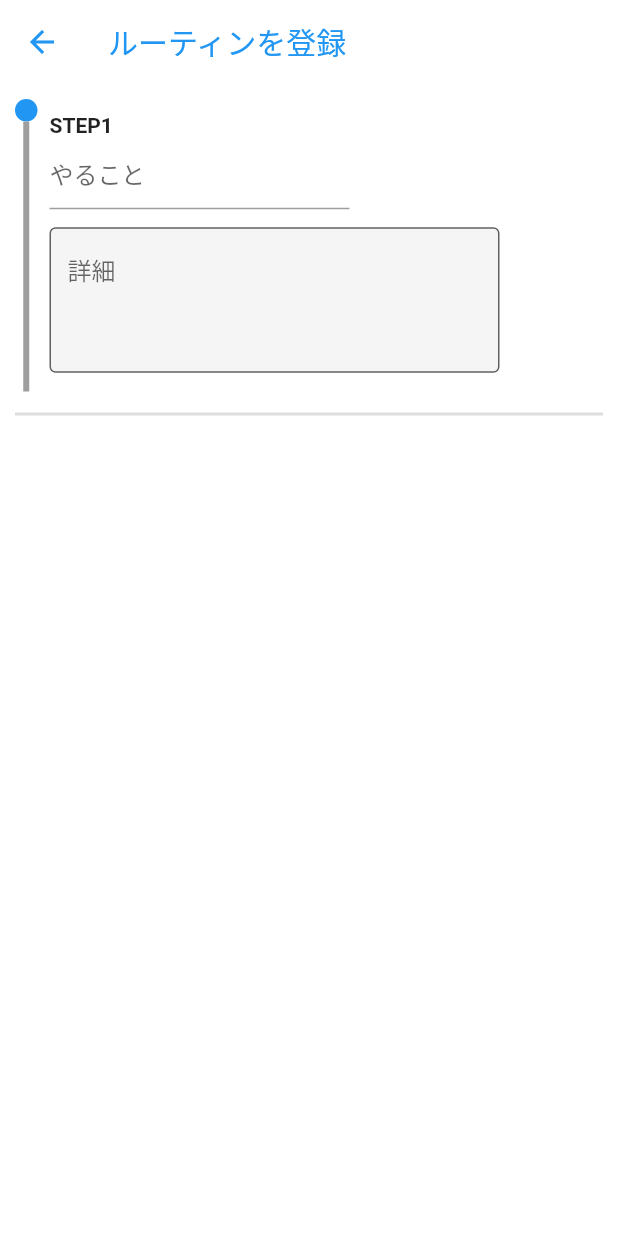
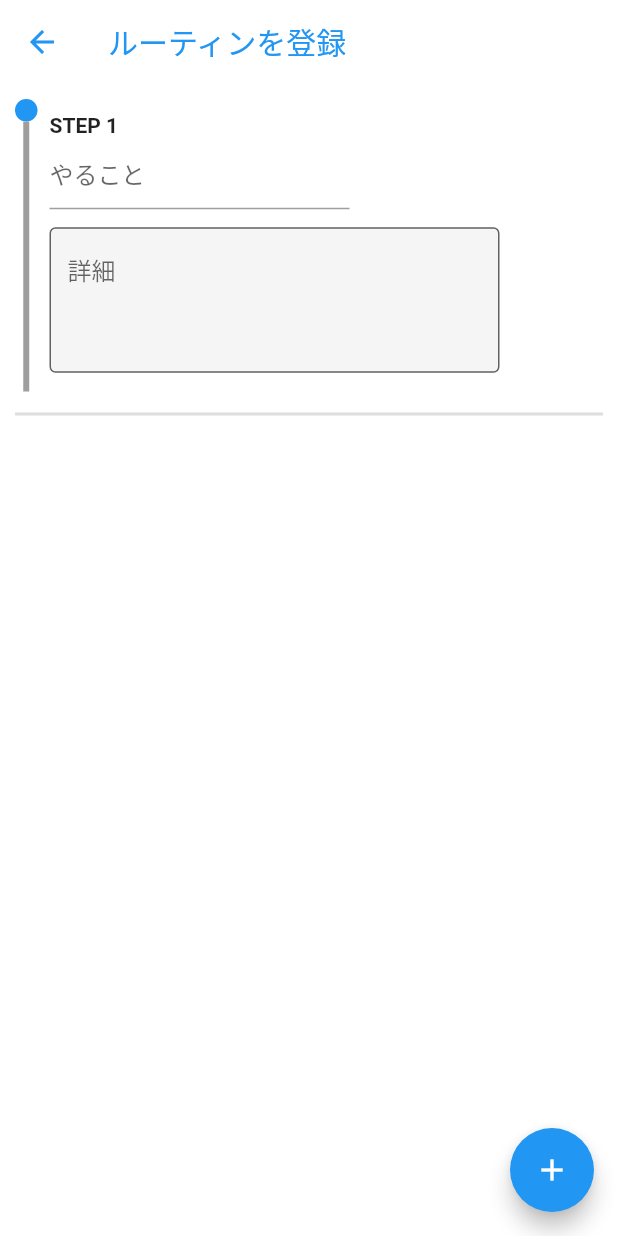
Before and after one commit to yuto90/routine_task, a Flutter app: the screen it shows after launch, after a tap on the "add" icon, on a phone screen of 412 x 824 dp. Run offline on Flutter 3.47's test engine with Material 2 defaults, Android fonts, the light colour scheme and no system bars; our stand-ins replace flutter_riverpod.

Commit message:
＋ボタン押下でステップを画面に追加

```diff
--- /dev/null
+++ b/lib/components/step.dart
@@ -0,0 +1,11 @@
+import 'package:flutter/material.dart';
+import 'package:flutter_riverpod/flutter_riverpod.dart';
+
+class Step extends ConsumerWidget {
+  const Step({Key? key}) : super(key: key);
+
+  @override
+  Widget build(BuildContext context, WidgetRef ref) {
+    return Column();
+  }
+}
--- a/lib/model/provider.dart
+++ b/lib/model/provider.dart
@@ -4,3 +4,7 @@ import 'package:flutter_riverpod/flutter_riverpod.dart';
 final routineProvider = StateProvider((ref) => 5);
 
 final routineNameController = StateProvider((ref) => TextEditingController());
+
+final stepCount = StateProvider((ref) {
+  return 1;
+});
--- a/lib/view/add_routine.dart
+++ b/lib/view/add_routine.dart
@@ -1,15 +1,24 @@
 import 'package:flutter/material.dart';
 import 'package:flutter_riverpod/flutter_riverpod.dart';
 import '../model/provider.dart';
+import '../components/step.dart';
 
 class AddRoutine extends ConsumerWidget {
   const AddRoutine({super.key});
+
+  // Top画面に戻る場合はstepCountをリセット
+  Future<bool> _resetStepCount(WidgetRef ref) async {
+    ref.read(stepCount.notifier).state = 1;
+    return true;
+  }
 
   @override
   Widget build(BuildContext context, WidgetRef ref) {
     return GestureDetector(
       onTap: () => FocusManager.instance.primaryFocus?.unfocus(),
       behavior: HitTestBehavior.opaque,
+      child: WillPopScope(
+        onWillPop: () => _resetStepCount(ref), // AppBarの戻るボタン押した時のイベント
         child: Scaffold(
           backgroundColor: Colors.white,
           appBar: AppBar(
@@ -23,12 +32,16 @@ class AddRoutine extends ConsumerWidget {
           ),
           body: Container(
             padding: const EdgeInsets.all(10),
+            child: SingleChildScrollView(
               child: Column(
+                children: [
+                  for (int i = 0; i < ref.watch(stepCount); i++) ...[
+                    Column(
                       children: [
                         Row(
                           children: [
                             Padding(
-                    padding: const EdgeInsets.only(right: 8.0),
+                              padding: const EdgeInsets.only(right: 8),
                               child: Column(
                                 children: [
                                   Container(
@@ -50,8 +63,8 @@ class AddRoutine extends ConsumerWidget {
                             Column(
                               crossAxisAlignment: CrossAxisAlignment.start,
                               children: [
-                      const Text(
-                        'STEP1',
+                                Text(
+                                  'STEP ${i + 1}',
                                   style: TextStyle(fontWeight: FontWeight.bold),
                                 ),
                                 const SizedBox(
@@ -100,6 +113,18 @@ class AddRoutine extends ConsumerWidget {
                           //endIndent: 20,
                         ),
                       ],
+                    )
+                  ],
+                ],
+              ),
+            ),
+          ),
+          floatingActionButton: FloatingActionButton(
+            onPressed: () {
+              ref.read(stepCount.notifier).state++;
+              //ref.read(stepCount.notifier).update((state) => state + 1);
+            },
+            child: const Icon(Icons.add),
           ),
         ),
       ),
```
Lines whose indentation alone changed are shown as unchanged.
